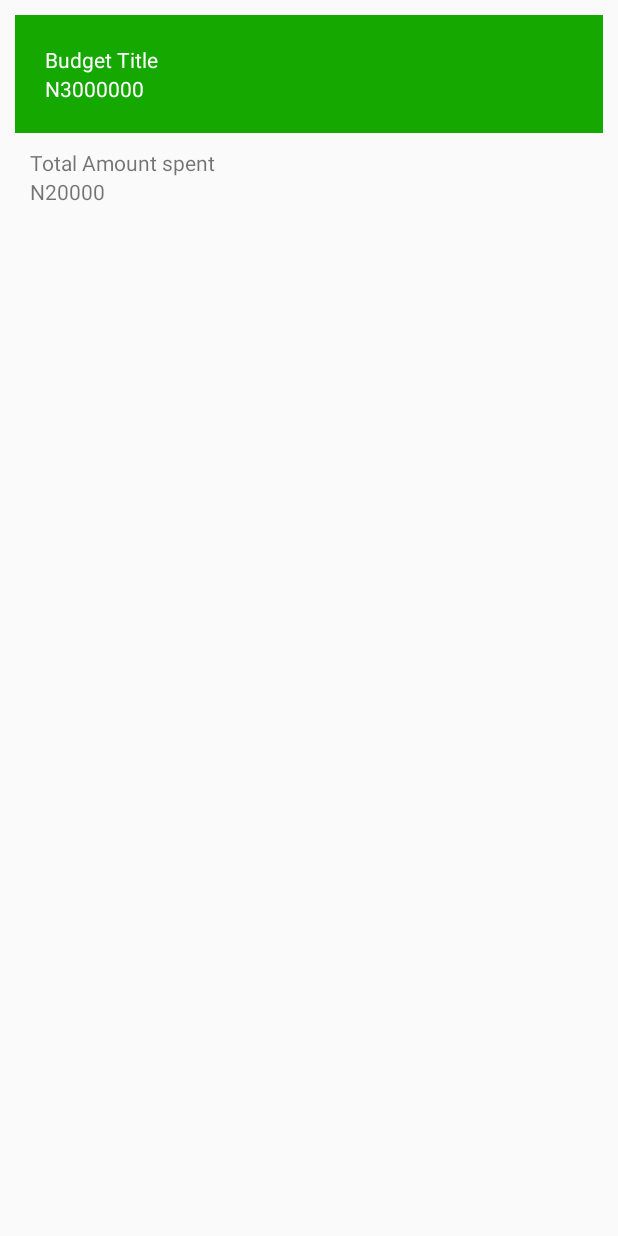
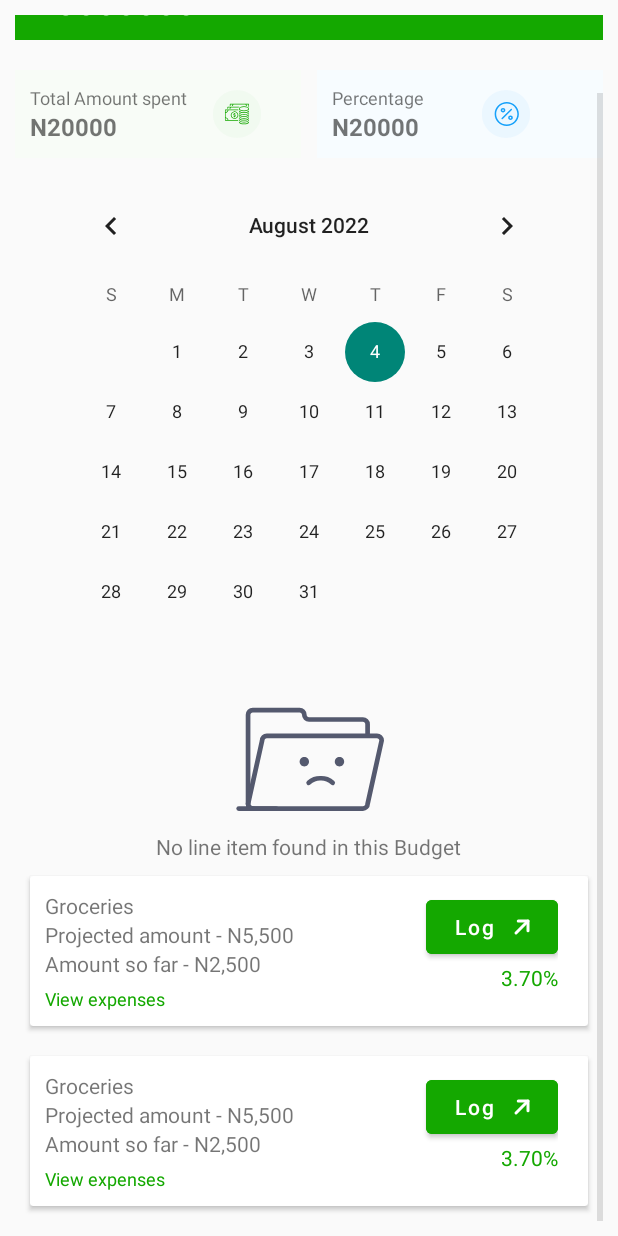
Before and after one commit to decagonhq/decapay-mobile, an Android app: the layout fragment_budget_details.xml on its own in the app's theme, with its tools: preview values and no code run, on a phone screen of 412 x 824 dp. Run offline under Robolectric (Android 15) with nearby library versions, the phone set to English and light mode, and no system bars.

Commit message:
Budget Details UI completed

```diff
--- /dev/null
+++ b/app/src/main/java/com/decagonhq/decapay/feature/budgetdetails/data/api/BudgetDetailsApi.kt
@@ -0,0 +1,10 @@
+package com.decagonhq.decapay.feature.budgetdetails.data.api
+
+import retrofit2.http.GET
+
+interface BudgetDetailApi {
+
+    @GET("api/v1/")
+    suspend fun getBudgetDetails(
+    ): Any
+}
--- /dev/null
+++ b/app/src/main/java/com/decagonhq/decapay/feature/budgetdetails/data/repository/BudgetDetailsRepositoryImpl.kt
@@ -0,0 +1,18 @@
+package com.decagonhq.decapay.feature.budgetdetails.data.repository
+
+import com.decagonhq.decapay.feature.budgetdetails.data.api.BudgetDetailApi
+import com.decagonhq.decapay.feature.budgetdetails.domain.repository.BudgetDetailsRepository
+import javax.inject.Inject
+
+class BudgetDetailsRepositoryImpl @Inject constructor(
+    private val budgetDetailApi: BudgetDetailApi
+):BudgetDetailsRepository {
+
+
+
+    override suspend fun getBudgetDetails(): Any {
+       return budgetDetailApi.getBudgetDetails()
+    }
+
+
+}
--- /dev/null
+++ b/app/src/main/java/com/decagonhq/decapay/feature/budgetdetails/di/BudgetDetailsNetworkModule.kt
@@ -0,0 +1,33 @@
+package com.decagonhq.decapay.feature.budgetdetails.di
+
+import com.decagonhq.decapay.feature.budgetdetails.data.api.BudgetDetailApi
+import com.decagonhq.decapay.feature.budgetdetails.data.repository.BudgetDetailsRepositoryImpl
+import com.decagonhq.decapay.feature.budgetdetails.domain.repository.BudgetDetailsRepository
+import dagger.Module
+import dagger.Provides
+import dagger.hilt.InstallIn
+import dagger.hilt.components.SingletonComponent
+import retrofit2.Retrofit
+import javax.inject.Singleton
+
+
+object BudgetDetailsNetworkModule {
+
+    @Module
+    @InstallIn(SingletonComponent::class)
+    object BidgetDetailsNetworkModule {
+
+        @Provides
+        @Singleton
+        fun provideBudgetDetailsApi(retrofit: Retrofit): BudgetDetailApi {
+            return retrofit.create(BudgetDetailApi::class.java)
+        }
+
+        @Provides
+        @Singleton
+        fun provideBudgetDetailsRepository(budgetDetailApi: BudgetDetailApi): BudgetDetailsRepository {
+            return BudgetDetailsRepositoryImpl(budgetDetailApi)
+        }
+
+    }
+}
--- /dev/null
+++ b/app/src/main/java/com/decagonhq/decapay/feature/budgetdetails/domain/repository/BudgetDetailsRepository.kt
@@ -0,0 +1,6 @@
+package com.decagonhq.decapay.feature.budgetdetails.domain.repository
+
+interface BudgetDetailsRepository {
+
+    suspend fun getBudgetDetails():Any
+}
--- /dev/null
+++ b/app/src/main/java/com/decagonhq/decapay/feature/budgetdetails/domain/usecase/BudgetsDetailsUseCase.kt
@@ -0,0 +1,20 @@
+package com.decagonhq.decapay.feature.budgetdetails.domain.usecase
+
+import com.decagonhq.decapay.common.utils.errorhelper.ExceptionHandler
+import com.decagonhq.decapay.common.utils.resource.Resource
+import com.decagonhq.decapay.feature.budgetdetails.domain.repository.BudgetDetailsRepository
+import kotlinx.coroutines.flow.Flow
+import kotlinx.coroutines.flow.flow
+import javax.inject.Inject
+
+class BudgetsDetailsUseCase @Inject constructor(
+    private val repository: BudgetDetailsRepository,
+    private val exceptionHandler: ExceptionHandler
+) {
+
+
+    operator fun invoke(): Flow<Resource<Any>> =
+        flow {
+
+        }
+}
--- a/app/src/main/java/com/decagonhq/decapay/feature/budgetdetails/presentation/BudgetDetailsFragment.kt
+++ b/app/src/main/java/com/decagonhq/decapay/feature/budgetdetails/presentation/BudgetDetailsFragment.kt
@@ -27,6 +27,15 @@ class BudgetDetailsFragment : Fragment() {
 
     override fun onViewCreated(view: View, savedInstanceState: Bundle?) {
         super.onViewCreated(view, savedInstanceState)
+
+        val startDateTimeMillis =1517164200000 //(29-01-2018)
+       val  endDateTimiMillis =1517682600000
+
+
+
+        binding.budgetDetailsCalendarCv.maxDate = endDateTimiMillis
+        binding.budgetDetailsCalendarCv.minDate = startDateTimeMillis
+
     }
 
 }
--- /dev/null
+++ b/app/src/main/java/com/decagonhq/decapay/feature/budgetdetails/presentation/BudgetDetailsViewModel.kt
@@ -0,0 +1,19 @@
+package com.decagonhq.decapay.feature.budgetdetails.presentation
+
+import androidx.lifecycle.ViewModel
+import com.decagonhq.decapay.feature.budgetdetails.domain.usecase.BudgetsDetailsUseCase
+import dagger.hilt.android.lifecycle.HiltViewModel
+import javax.inject.Inject
+
+@HiltViewModel
+class BudgetDetailsViewModel @Inject constructor(
+    private val budgetsDetailsUseCase: BudgetsDetailsUseCase
+):ViewModel(){
+
+
+
+
+
+
+
+}
--- /dev/null
+++ b/app/src/main/res/drawable/ic_arrow_up_right.xml
@@ -0,0 +1,20 @@
+<vector xmlns:android="http://schemas.android.com/apk/res/android"
+    android:width="16dp"
+    android:height="16dp"
+    android:viewportWidth="16"
+    android:viewportHeight="16">
+  <path
+      android:pathData="M4,12L12,4"
+      android:strokeLineJoin="round"
+      android:strokeWidth="2"
+      android:fillColor="#00000000"
+      android:strokeColor="#ffffff"
+      android:strokeLineCap="round"/>
+  <path
+      android:pathData="M5.5,4H12V10.5"
+      android:strokeLineJoin="round"
+      android:strokeWidth="2"
+      android:fillColor="#00000000"
+      android:strokeColor="#ffffff"
+      android:strokeLineCap="round"/>
+</vector>
--- /dev/null
+++ b/app/src/main/res/drawable/ic_empty_folder.xml
@@ -0,0 +1,40 @@
+<vector xmlns:android="http://schemas.android.com/apk/res/android"
+    android:width="64dp"
+    android:height="64dp"
+    android:viewportWidth="64"
+    android:viewportHeight="64">
+  <path
+      android:pathData="M57,22.55V18C57,17.47 56.789,16.961 56.414,16.586C56.039,16.211 55.53,16 55,16H32C31.47,16 30.961,15.789 30.586,15.414C30.211,15.039 30,14.53 30,14C30,13.47 29.789,12.961 29.414,12.586C29.039,12.211 28.53,12 28,12H8C7.47,12 6.961,12.211 6.586,12.586C6.211,12.961 6,13.47 6,14V52C6,52.53 6.211,53.039 6.586,53.414C6.961,53.789 7.47,54 8,54"
+      android:strokeLineJoin="round"
+      android:strokeWidth="2"
+      android:fillColor="#00000000"
+      android:strokeColor="#54596E"
+      android:strokeLineCap="round"/>
+  <path
+      android:pathData="M61,23H14C13.47,23 12.961,23.211 12.586,23.586C12.211,23.961 12,24.47 12,25L6,52C6,52.53 6.211,53.039 6.586,53.414C6.961,53.789 7.47,54 8,54H55C55.53,54 56.039,53.789 56.414,53.414C56.789,53.039 57,52.53 57,52L63,25C63,24.47 62.789,23.961 62.414,23.586C62.039,23.211 61.53,23 61,23Z"
+      android:strokeLineJoin="round"
+      android:strokeWidth="2"
+      android:fillColor="#00000000"
+      android:strokeColor="#54596E"
+      android:strokeLineCap="round"/>
+  <path
+      android:pathData="M31.86,43C32.542,42.348 33.35,41.842 34.233,41.51C35.116,41.178 36.057,41.029 37,41.07C37.936,41.034 38.87,41.186 39.746,41.518C40.622,41.849 41.422,42.353 42.1,43"
+      android:strokeLineJoin="round"
+      android:strokeWidth="2"
+      android:fillColor="#00000000"
+      android:strokeColor="#54596E"
+      android:strokeLineCap="round"/>
+  <path
+      android:pathData="M45,36C46.105,36 47,35.105 47,34C47,32.895 46.105,32 45,32C43.895,32 43,32.895 43,34C43,35.105 43.895,36 45,36Z"
+      android:fillColor="#54596E"/>
+  <path
+      android:pathData="M30,36C31.105,36 32,35.105 32,34C32,32.895 31.105,32 30,32C28.895,32 28,32.895 28,34C28,35.105 28.895,36 30,36Z"
+      android:fillColor="#54596E"/>
+  <path
+      android:pathData="M2,54H18"
+      android:strokeLineJoin="round"
+      android:strokeWidth="2"
+      android:fillColor="#00000000"
+      android:strokeColor="#54596E"
+      android:strokeLineCap="round"/>
+</vector>
--- /dev/null
+++ b/app/src/main/res/layout/budget_line_item.xml
@@ -0,0 +1,88 @@
+<?xml version="1.0" encoding="utf-8"?>
+<androidx.cardview.widget.CardView xmlns:android="http://schemas.android.com/apk/res/android"
+    xmlns:app="http://schemas.android.com/apk/res-auto"
+    android:layout_width="match_parent"
+    android:layout_height="wrap_content"
+    android:layout_margin="10dp"
+
+    android:elevation="3dp">
+
+    <androidx.appcompat.widget.LinearLayoutCompat
+        android:layout_width="match_parent"
+        android:layout_height="match_parent"
+        android:padding="10dp">
+
+        <androidx.appcompat.widget.LinearLayoutCompat
+
+            android:layout_width="wrap_content"
+            android:layout_height="wrap_content"
+            android:layout_weight="3"
+            android:orientation="vertical">
+
+            <TextView
+                android:id="@+id/budget_line_item_title_tv"
+                android:layout_width="wrap_content"
+                android:layout_height="wrap_content"
+                android:text="Groceries"
+                android:textSize="14sp" />
+
+            <TextView
+                android:id="@+id/budget_line_item_projected_amount_tv"
+                android:layout_width="wrap_content"
+                android:layout_height="wrap_content"
+                android:text="Projected amount - N5,500"
+                android:textSize="14sp" />
+
+            <TextView
+                android:id="@+id/budget_line_item_amount_so_far_tv"
+                android:layout_width="wrap_content"
+                android:layout_height="wrap_content"
+                android:text="Amount so far - N2,500"
+                android:textSize="14sp" />
+
+            <TextView
+                android:id="@+id/budget_line_item_view_expenses_tv"
+                android:layout_width="wrap_content"
+                android:layout_height="wrap_content"
+                android:paddingTop="5dp"
+                android:text="View expenses"
+                android:textColor="@color/decapay_green"
+                android:textSize="12sp" />
+
+        </androidx.appcompat.widget.LinearLayoutCompat>
+
+        <androidx.appcompat.widget.LinearLayoutCompat
+            android:layout_width="wrap_content"
+            android:layout_height="match_parent"
+            android:layout_weight="1"
+            android:gravity="right"
+            android:orientation="vertical"
+            android:paddingEnd="10dp"
+
+            >
+
+            <com.google.android.material.button.MaterialButton
+                android:id="@+id/budget_line_item_log_btn"
+                android:layout_width="wrap_content"
+                android:layout_height="wrap_content"
+                android:backgroundTint="@color/decapay_green"
+                android:gravity="center"
+                android:text="@string/log"
+                android:textAllCaps="false"
+                android:textSize="14sp"
+                app:icon="@drawable/ic_arrow_up_right"
+                app:iconGravity="end" />
+
+            <TextView
+                android:id="@+id/budget_line_item_percentage_tv"
+                android:layout_width="wrap_content"
+                android:layout_height="wrap_content"
+                android:text="3.70%"
+                android:textColor="@color/decapay_green" />
+
+
+        </androidx.appcompat.widget.LinearLayoutCompat>
+    </androidx.appcompat.widget.LinearLayoutCompat>
+
+
+</androidx.cardview.widget.CardView>
--- a/app/src/main/res/layout/fragment_budget_details.xml
+++ b/app/src/main/res/layout/fragment_budget_details.xml
@@ -1,5 +1,6 @@
 <?xml version="1.0" encoding="utf-8"?>
-<androidx.constraintlayout.widget.ConstraintLayout xmlns:android="http://schemas.android.com/apk/res/android"
+<ScrollView
+    xmlns:android="http://schemas.android.com/apk/res/android"
     xmlns:app="http://schemas.android.com/apk/res-auto"
     xmlns:tools="http://schemas.android.com/tools"
     android:layout_width="match_parent"
@@ -7,6 +8,10 @@
     android:layout_margin="10dp"
     tools:context=".feature.budgetdetails.presentation.BudgetDetailsFragment">
 
+<androidx.appcompat.widget.LinearLayoutCompat
+    android:layout_width="match_parent"
+    android:layout_height="wrap_content"
+    android:orientation="vertical">
 
     <androidx.appcompat.widget.LinearLayoutCompat
         android:id="@+id/linearLayoutCompat"
@@ -14,22 +19,22 @@
         android:layout_height="wrap_content"
         android:background="@color/decapay_green"
         android:orientation="vertical"
-        android:padding="20dp"
-        app:layout_constraintEnd_toEndOf="parent"
-
-        app:layout_constraintStart_toStartOf="parent"
-        app:layout_constraintTop_toTopOf="parent">
+        android:layout_marginBottom="20dp"
+        android:padding="10dp">
 
         <TextView
+            android:id="@+id/budget_details_header_title_tv"
             android:layout_width="wrap_content"
             android:layout_height="wrap_content"
-
             android:text="Budget Title"
+            android:textSize="14sp"
             android:textColor="@color/white" />
 
         <TextView
+            android:id="@+id/budget_details_header_amount_tv"
             android:layout_width="wrap_content"
             android:layout_height="wrap_content"
+            android:textSize="24sp"
             android:text="N3000000"
             android:textColor="@color/white" />
 
@@ -37,49 +42,148 @@
     </androidx.appcompat.widget.LinearLayoutCompat>
 
     <androidx.appcompat.widget.LinearLayoutCompat
+        android:id="@+id/linearLayoutCompat2"
         android:layout_width="match_parent"
-        android:layout_height="wrap_content"
-        app:layout_constraintEnd_toEndOf="parent"
-        app:layout_constraintStart_toStartOf="parent"
-        app:layout_constraintTop_toBottomOf="@+id/linearLayoutCompat">
+        android:layout_height="70dp">
 
         <androidx.appcompat.widget.LinearLayoutCompat
             android:layout_width="match_parent"
             android:layout_height="wrap_content"
-            android:padding="10dp"
+            android:layout_marginEnd="5dp"
+            android:layout_weight="1"
+            android:gravity="center"
+            android:background="@color/light_green_tint"
             android:orientation="horizontal"
-            android:layout_weight="1"
-            >
+            android:padding="10dp">
+
             <androidx.appcompat.widget.LinearLayoutCompat
-               android:layout_width="match_parent"
+                android:layout_width="wrap_content"
                 android:layout_height="wrap_content"
                 android:orientation="vertical">
+
                 <TextView
+                    android:id="@+id/budget_details_tas_title_tv"
                     android:layout_width="wrap_content"
                     android:layout_height="wrap_content"
-                   android:text="Total Amount spent"/>
+                    android:text="@string/total_amount_spent"
+                    android:textSize="12sp" />
+
                 <TextView
+                    android:id="@+id/budget_details_tas_amount_tv"
+
                     android:layout_width="wrap_content"
                     android:layout_height="wrap_content"
-                   android:text="N20000"/>
+                    android:text="N20000"
+                    android:textSize="16sp"
+                    android:textStyle="bold" />
             </androidx.appcompat.widget.LinearLayoutCompat>
 
             <ImageView
-                android:layout_width="10dp"
-                android:layout_height="10dp"
-                android:src="@drawable/ic_percentage"/>
+                android:id="@+id/budget_details_tas_image_iv"
+                android:layout_width="wrap_content"
+                android:layout_height="wrap_content"
+                android:layout_gravity="center"
+                android:layout_weight="1"
+                android:src="@drawable/ic_amount" />
 
 
         </androidx.appcompat.widget.LinearLayoutCompat>
 
         <androidx.appcompat.widget.LinearLayoutCompat
+
             android:layout_width="match_parent"
             android:layout_height="wrap_content"
+            android:layout_marginStart="5dp"
             android:layout_weight="1"
-            />
+            android:gravity="center"
+            android:background="@color/light_blue_tint"
+            android:orientation="horizontal"
+            android:padding="10dp">
+
+            <androidx.appcompat.widget.LinearLayoutCompat
+                android:layout_width="wrap_content"
+                android:layout_height="wrap_content"
+                android:orientation="vertical">
+
+                <TextView
+                    android:id="@+id/budget_details_percentage_title_tv"
+                    android:layout_width="wrap_content"
+                    android:layout_height="wrap_content"
+                    android:text="@string/percentage"
+                    android:textSize="12sp" />
+
+                <TextView
+                    android:id="@+id/budget_details_percentage_amount_tv"
+                    android:layout_width="wrap_content"
+                    android:layout_height="wrap_content"
+                    android:text="N20000"
+                    android:textSize="16sp"
+                    android:textStyle="bold" />
+            </androidx.appcompat.widget.LinearLayoutCompat>
+
+            <ImageView
+                android:id="@+id/budget_details_percentage_image_iv"
+                android:layout_width="wrap_content"
+                android:layout_height="wrap_content"
+                android:layout_gravity="center"
+                android:layout_weight="1"
+                android:src="@drawable/ic_percentage" />
 
 
         </androidx.appcompat.widget.LinearLayoutCompat>
 
 
-</androidx.constraintlayout.widget.ConstraintLayout>
+    </androidx.appcompat.widget.LinearLayoutCompat>
+
+    <CalendarView
+        android:id="@+id/budget_details_calendar_cv"
+        android:layout_width="wrap_content"
+        android:layout_height="wrap_content"
+        android:layout_gravity="center"
+        />
+
+
+    <androidx.appcompat.widget.LinearLayoutCompat
+        android:id="@+id/budget_details_empty_line_items_ll"
+        android:layout_width="match_parent"
+        android:layout_height="wrap_content"
+        android:orientation="vertical">
+
+        <ImageView
+            android:layout_width="100dp"
+            android:layout_height="100dp"
+            android:layout_gravity="center"
+            android:src="@drawable/ic_empty_folder"
+            />
+
+        <TextView
+            android:layout_width="wrap_content"
+            android:layout_height="wrap_content"
+            android:layout_gravity="center"
+            android:textSize="14sp"
+            android:text="@string/no_line_item"
+            />
+
+    </androidx.appcompat.widget.LinearLayoutCompat>
+
+
+
+
+
+    <androidx.recyclerview.widget.RecyclerView
+        android:id="@+id/budget_details_line_items_rv"
+        android:layout_width="match_parent"
+        android:layout_height="wrap_content"
+        app:layout_constraintBottom_toBottomOf="parent"
+        app:layout_constraintEnd_toEndOf="parent"
+        app:layout_constraintStart_toStartOf="parent"
+        app:layout_constraintTop_toBottomOf="@+id/linearLayoutCompat2"
+        tools:listitem="@layout/budget_line_item"
+        />
+
+</androidx.appcompat.widget.LinearLayoutCompat>
+
+
+
+
+</ScrollView>
--- a/app/src/main/res/values/colors.xml
+++ b/app/src/main/res/values/colors.xml
@@ -11,4 +11,6 @@
     <color name="decapay_cyan">#009CF4</color>
     <color name="label_color">#C4C4C4</color>
     <color name="budget_list_grey">#F5F5F5</color>
+    <color name="light_green_tint">#F8FCF7</color>
+    <color name="light_blue_tint">#F7FCFF</color>
 </resources>
--- a/app/src/main/res/values/strings.xml
+++ b/app/src/main/res/values/strings.xml
@@ -60,5 +60,9 @@
     <string name="edit">Edit</string>
     <string name="delete">Delete</string>
     <string name="empty_list_sub_header">You’ve not created any budget list yet. Click on the + sign icon below to create a budget.</string>
+    <string name="no_line_item">No line item found in this Budget</string>
+    <string name="log">Log</string>
+    <string name="percentage">Percentage</string>
+    <string name="total_amount_spent">Total Amount spent</string>
 
 </resources>
```
Lines whose indentation alone changed are shown as unchanged.
